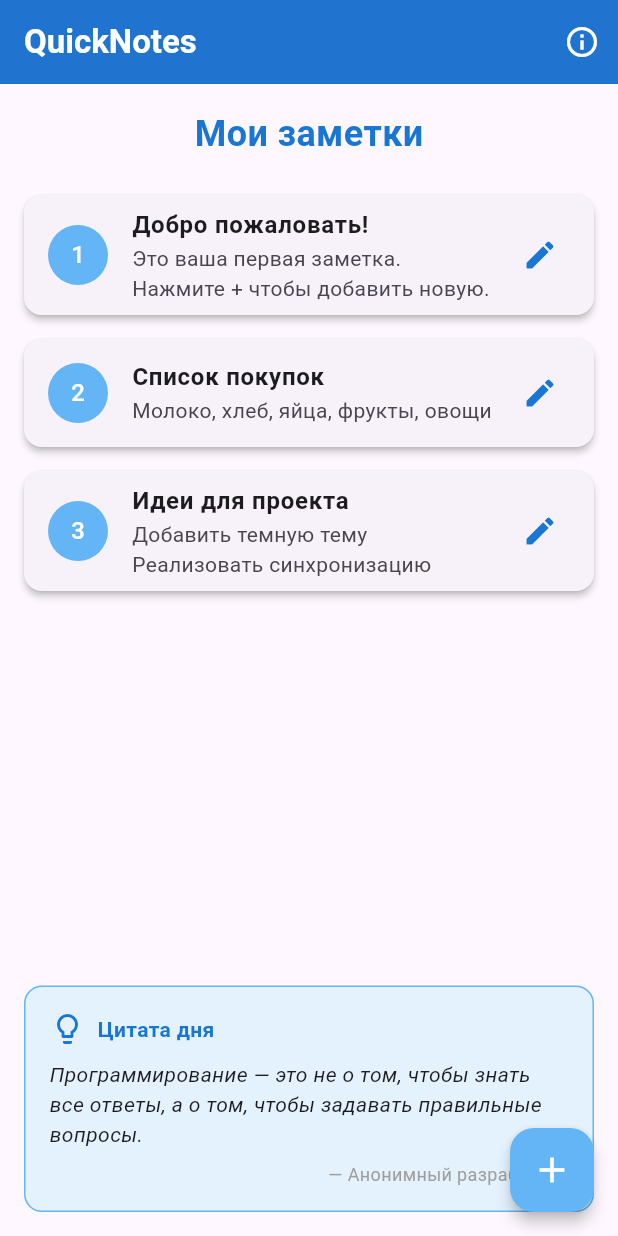
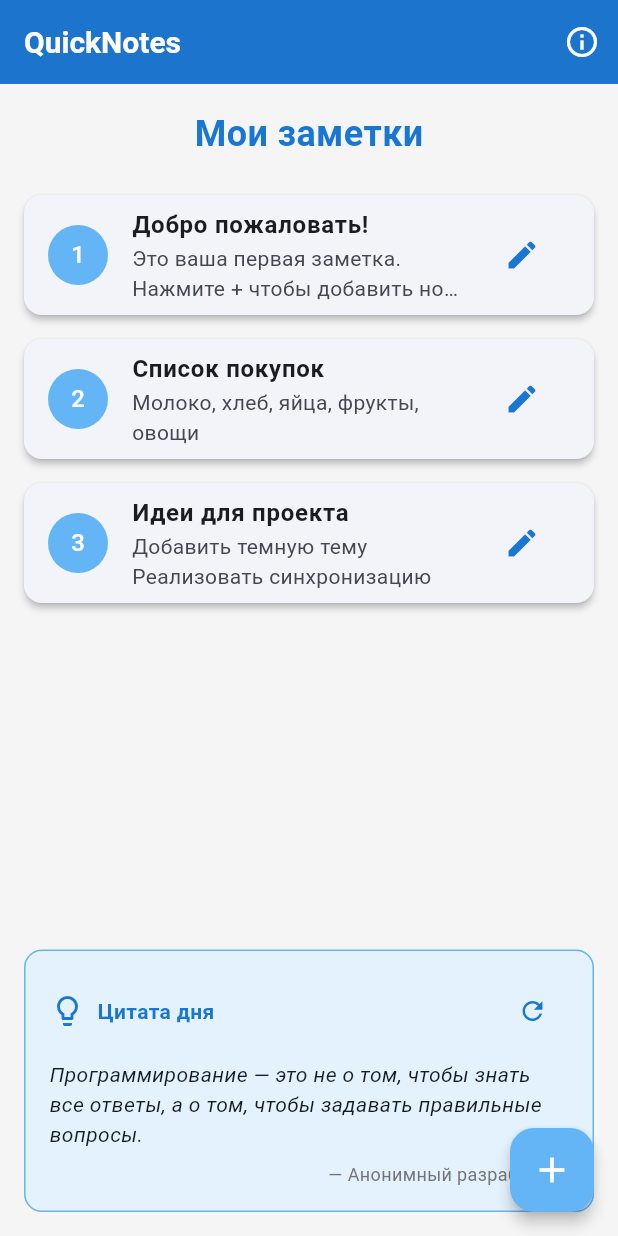
Before and after one commit to ekpolozkova/QuickNotes, a Flutter app: the screen it shows after launch, on a phone screen of 412 x 824 dp. Run offline on Flutter 3.47's test engine with Material 3 defaults, Android fonts, the phone set to English and light mode, and no system bars.

```diff
--- a/lib/main.dart
+++ b/lib/main.dart
@@ -10,9 +10,33 @@ class QuickNotesApp extends StatelessWidget {
 
   @override
   Widget build(BuildContext context) {
-    return const MaterialApp(
+    return MaterialApp(
       title: 'QuickNotes',
-      home: HomeScreen(),
+      theme: ThemeData(
+        primaryColor: const Color(0xFF1976D2),
+        colorScheme: ColorScheme.fromSeed(
+          seedColor: const Color(0xFF1976D2),
+          secondary: const Color(0xFF64B5F6),
+        ),
+        scaffoldBackgroundColor: const Color(0xFFF5F5F5),
+        appBarTheme: const AppBarTheme(
+          backgroundColor: Color(0xFF1976D2),
+          titleTextStyle: TextStyle(
+            color: Colors.white,
+            fontSize: 20,
+            fontWeight: FontWeight.bold,
+          ),
+          iconTheme: IconThemeData(color: Colors.white),
+        ),
+        floatingActionButtonTheme: const FloatingActionButtonThemeData(
+          backgroundColor: Color(0xFF64B5F6),
+        ),
+        useMaterial3: true,
+      ),
+      initialRoute: '/',
+      routes: {
+        '/': (context) => const HomeScreen(),
+      },
       debugShowCheckedModeBanner: false,
     );
   }
--- a/lib/screens/home_screen.dart
+++ b/lib/screens/home_screen.dart
@@ -1,7 +1,141 @@
 import 'package:flutter/material.dart';
+import 'note_editor_screen.dart';
+import 'about_screen.dart';
 
-class HomeScreen extends StatelessWidget {
+class HomeScreen extends StatefulWidget {
   const HomeScreen({super.key});
+
+  @override
+  State<HomeScreen> createState() => _HomeScreenState();
+}
+
+class _HomeScreenState extends State<HomeScreen> {
+  // Список заметок (пока в памяти)
+  final List<Map<String, String>> _notes = [
+    {
+      'id': '1',
+      'title': 'Добро пожаловать!',
+      'content': 'Это ваша первая заметка. Нажмите + чтобы добавить новую.',
+    },
+    {
+      'id': '2',
+      'title': 'Список покупок',
+      'content': 'Молоко, хлеб, яйца, фрукты, овощи',
+    },
+    {
+      'id': '3',
+      'title': 'Идеи для проекта',
+      'content': 'Добавить темную тему\nРеализовать синхронизацию\nЭкспорт заметок',
+    },
+  ];
+
+  // Цитата дня
+  String _quote = 'Программирование — это не о том, чтобы знать все ответы, а о том, чтобы задавать правильные вопросы.';
+  String _author = 'Анонимный разработчик';
+
+  // Обновить цитату (заглушка для ЛР5)
+  void _refreshQuote() {
+    setState(() {
+      _quote = 'Успех — это движение от неудачи к неудаче без потери энтузиазма.';
+      _author = 'Уинстон Черчилль';
+    });
+    ScaffoldMessenger.of(context).showSnackBar(
+      const SnackBar(
+        content: Text('Цитата обновлена!'),
+        duration: Duration(seconds: 2),
+      ),
+    );
+  }
+
+  // Добавить новую заметку
+  void _addNewNote() async {
+    final result = await Navigator.push(
+      context,
+      MaterialPageRoute(
+        builder: (context) => const NoteEditorScreen(),
+      ),
+    );
+
+    if (result != null && result is Map<String, String>) {
+      setState(() {
+        _notes.add({
+          'id': (_notes.length + 1).toString(),
+          'title': result['title']!,
+          'content': result['content']!,
+        });
+      });
+
+      ScaffoldMessenger.of(context).showSnackBar(
+        const SnackBar(
+          content: Text('Заметка добавлена!'),
+          duration: Duration(seconds: 2),
+        ),
+      );
+    }
+  }
+
+  // Редактировать заметку
+  void _editNote(int index) async {
+    final note = _notes[index];
+    final result = await Navigator.push(
+      context,
+      MaterialPageRoute(
+        builder: (context) => NoteEditorScreen(
+          initialTitle: note['title'],
+          initialContent: note['content'],
+        ),
+      ),
+    );
+
+    if (result != null && result is Map<String, String>) {
+      setState(() {
+        _notes[index] = {
+          'id': note['id']!,
+          'title': result['title']!,
+          'content': result['content']!,
+        };
+      });
+
+      ScaffoldMessenger.of(context).showSnackBar(
+        const SnackBar(
+          content: Text('Заметка обновлена!'),
+          duration: Duration(seconds: 2),
+        ),
+      );
+    }
+  }
+
+  // Удалить заметку
+  void _deleteNote(int index) {
+    showDialog(
+      context: context,
+      builder: (context) => AlertDialog(
+        title: const Text('Удалить заметку?'),
+        content: Text('Вы уверены, что хотите удалить заметку "${_notes[index]['title']}"?'),
+        actions: [
+          TextButton(
+            onPressed: () => Navigator.pop(context),
+            child: const Text('Отмена'),
+          ),
+          TextButton(
+            onPressed: () {
+              setState(() {
+                _notes.removeAt(index);
+              });
+              Navigator.pop(context);
+              ScaffoldMessenger.of(context).showSnackBar(
+                const SnackBar(
+                  content: Text('Заметка удалена!'),
+                  duration: Duration(seconds: 2),
+                ),
+              );
+            },
+            child: const Text('Удалить', style: TextStyle(color: Colors.red)),
+          ),
+        ],
+      ),
+    );
+  }
 
   @override
   Widget build(BuildContext context) {
@@ -16,16 +150,24 @@ class HomeScreen extends StatelessWidget {
         ),
         backgroundColor: const Color(0xFF1976D2),
         elevation: 4,
-        actions: const [
+        actions: [
           IconButton(
-            icon: Icon(Icons.info_outline, color: Colors.white),
-            onPressed: null, // Пока без логики
+            icon: const Icon(Icons.info_outline, color: Colors.white),
+            onPressed: () {
+              Navigator.push(
+                context,
+                MaterialPageRoute(
+                  builder: (context) => const AboutScreen(),
+                ),
+              );
+            },
             tooltip: 'О приложении',
           ),
         ],
       ),
       body: Column(
         children: [
+          // Заголовок секции
           const Padding(
             padding: EdgeInsets.all(16.0),
             child: Text(
@@ -38,96 +180,63 @@ class HomeScreen extends StatelessWidget {
             ),
           ),
 
+          // Список заметок
           Expanded(
-            child: ListView(
-              children: const [
-                Card(
-                  margin: EdgeInsets.symmetric(horizontal: 16.0, vertical: 8.0),
+            child: ListView.builder(
+              itemCount: _notes.length,
+              itemBuilder: (context, index) {
+                final note = _notes[index];
+                return Card(
+                  margin: const EdgeInsets.symmetric(
+                    horizontal: 16.0,
+                    vertical: 8.0,
+                  ),
                   elevation: 2,
                   child: ListTile(
                     leading: CircleAvatar(
-                      backgroundColor: Color(0xFF64B5F6),
+                      backgroundColor: const Color(0xFF64B5F6),
                       child: Text(
-                        '1',
-                        style: TextStyle(color: Colors.white),
+                        note['id']!,
+                        style: const TextStyle(color: Colors.white),
                       ),
                     ),
                     title: Text(
-                      'Добро пожаловать!',
-                      style: TextStyle(fontWeight: FontWeight.bold),
+                      note['title']!,
+                      style: const TextStyle(fontWeight: FontWeight.bold),
                     ),
                     subtitle: Text(
-                      'Это ваша первая заметка. Нажмите + чтобы добавить новую.',
+                      note['content']!,
                       maxLines: 2,
                       overflow: TextOverflow.ellipsis,
                     ),
-                    trailing: Icon(Icons.edit, color: Color(0xFF1976D2)),
+                    trailing: IconButton(
+                      icon: const Icon(Icons.edit, color: Color(0xFF1976D2)),
+                      onPressed: () => _editNote(index),
                     ),
+                    onTap: () => _editNote(index),
+                    onLongPress: () => _deleteNote(index),
                   ),
-                Card(
-                  margin: EdgeInsets.symmetric(horizontal: 16.0, vertical: 8.0),
-                  elevation: 2,
-                  child: ListTile(
-                    leading: CircleAvatar(
-                      backgroundColor: Color(0xFF64B5F6),
-                      child: Text(
-                        '2',
-                        style: TextStyle(color: Colors.white),
-                      ),
-                    ),
-                    title: Text(
-                      'Список покупок',
-                      style: TextStyle(fontWeight: FontWeight.bold),
-                    ),
-                    subtitle: Text(
-                      'Молоко, хлеб, яйца, фрукты, овощи',
-                      maxLines: 2,
-                      overflow: TextOverflow.ellipsis,
-                    ),
-                    trailing: Icon(Icons.edit, color: Color(0xFF1976D2)),
-                  ),
-                ),
-                Card(
-                  margin: EdgeInsets.symmetric(horizontal: 16.0, vertical: 8.0),
-                  elevation: 2,
-                  child: ListTile(
-                    leading: CircleAvatar(
-                      backgroundColor: Color(0xFF64B5F6),
-                      child: Text(
-                        '3',
-                        style: TextStyle(color: Colors.white),
-                      ),
-                    ),
-                    title: Text(
-                      'Идеи для проекта',
-                      style: TextStyle(fontWeight: FontWeight.bold),
-                    ),
-                    subtitle: Text(
-                      'Добавить темную тему\nРеализовать синхронизацию\nЭкспорт заметок',
-                      maxLines: 2,
-                      overflow: TextOverflow.ellipsis,
-                    ),
-                    trailing: Icon(Icons.edit, color: Color(0xFF1976D2)),
-                  ),
-                ),
-              ],
+                );
+              },
             ),
           ),
 
+          // Цитата дня
           Container(
             margin: const EdgeInsets.all(16.0),
             padding: const EdgeInsets.all(16.0),
-            decoration: const BoxDecoration(
-              color: Color(0xFFE3F2FD),
-              borderRadius: BorderRadius.all(Radius.circular(12)),
-              border: Border.fromBorderSide(
-                BorderSide(color: Color(0xFF64B5F6), width: 1),
+            decoration: BoxDecoration(
+              color: const Color(0xFFE3F2FD),
+              borderRadius: BorderRadius.circular(12),
+              border: Border.all(color: const Color(0xFF64B5F6), width: 1),
             ),
-            ),
-            child: const Column(
+            child: Column(
               crossAxisAlignment: CrossAxisAlignment.start,
               children: [
                 Row(
+                  mainAxisAlignment: MainAxisAlignment.spaceBetween,
+                  children: [
+                    const Row(
                       children: [
                         Icon(Icons.lightbulb_outline, color: Color(0xFF1976D2)),
                         SizedBox(width: 8),
@@ -140,18 +249,25 @@ class HomeScreen extends StatelessWidget {
                         ),
                       ],
                     ),
-                SizedBox(height: 8),
+                    IconButton(
+                      icon: const Icon(Icons.refresh, color: Color(0xFF1976D2)),
+                      onPressed: _refreshQuote,
+                      iconSize: 20,
+                    ),
+                  ],
+                ),
+                const SizedBox(height: 8),
                 Text(
-                  'Программирование — это не о том, чтобы знать все ответы, а о том, чтобы задавать правильные вопросы.',
-                  style: TextStyle(fontStyle: FontStyle.italic),
+                  _quote,
+                  style: const TextStyle(fontStyle: FontStyle.italic),
                 ),
-                SizedBox(height: 8),
+                const SizedBox(height: 8),
                 Align(
                   alignment: Alignment.centerRight,
                   child: Text(
-                    '— Анонимный разработчик',
+                    '— $_author',
                     style: TextStyle(
-                      color: Colors.grey,
+                      color: Colors.grey[600],
                       fontSize: 12,
                     ),
                   ),
@@ -161,10 +277,10 @@ class HomeScreen extends StatelessWidget {
           ),
         ],
       ),
-      floatingActionButton: const FloatingActionButton(
-        onPressed: null, // Пока без логики
-        backgroundColor: Color(0xFF64B5F6),
-        child: Icon(Icons.add, color: Colors.white, size: 28),
+      floatingActionButton: FloatingActionButton(
+        onPressed: _addNewNote,
+        backgroundColor: const Color(0xFF64B5F6),
+        child: const Icon(Icons.add, color: Colors.white, size: 28),
         elevation: 4,
       ),
     );
```
Also changed, not shown: lib/screens/about_screen.dart (+8 -3 lines), lib/screens/note_editor_screen.dart (+51 -6 lines). Lines whose indentation alone changed are shown as unchanged.
